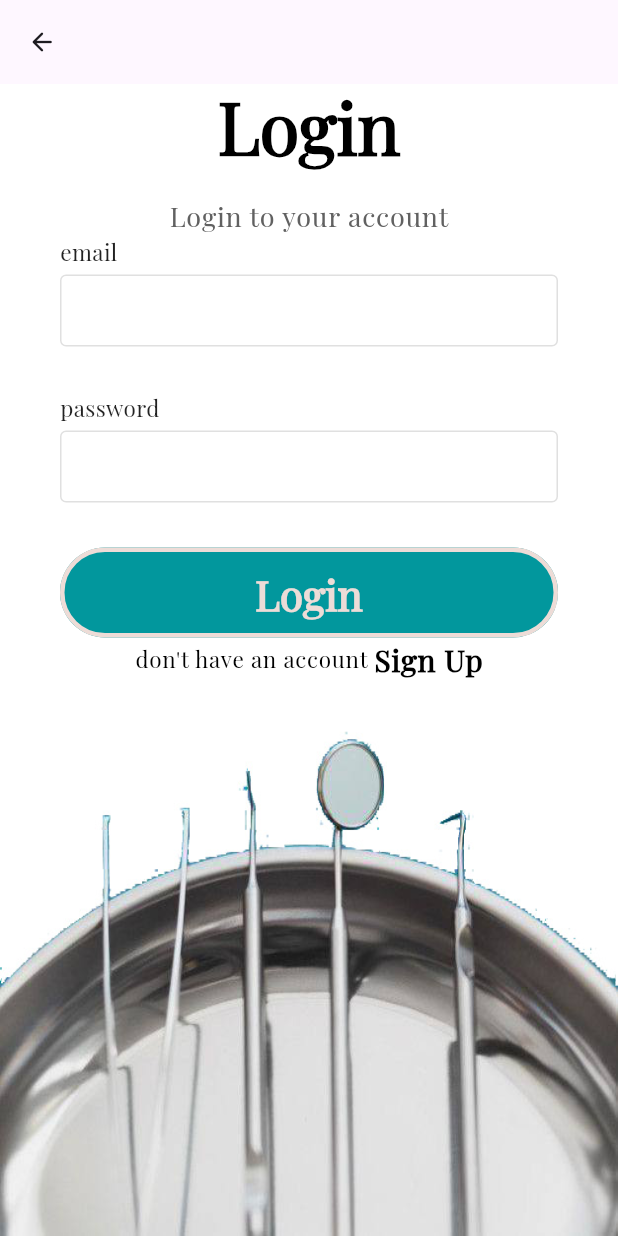
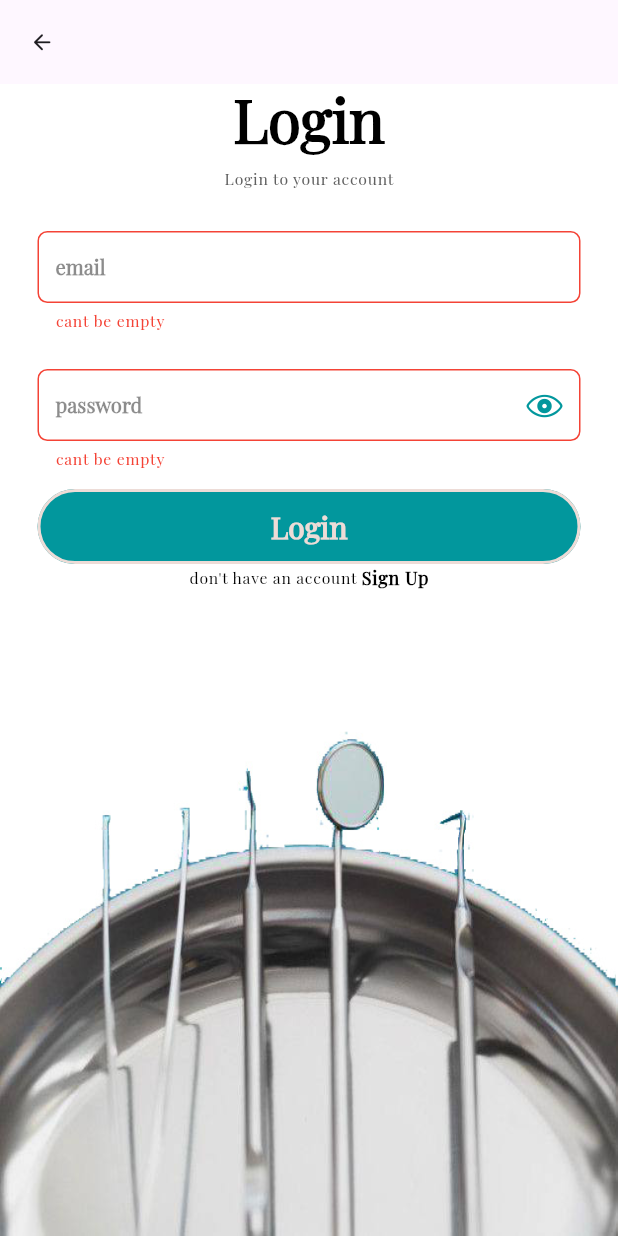
Before and after one commit to abdsyd/MediGear, a Flutter app: the LoginView screen opened by its route, after a tap on "Login", on a phone screen of 412 x 824 dp. Run offline on Flutter 3.47's test engine with Material 2 defaults, Android fonts, the phone set to English and light mode, and no system bars; our stand-ins replace get, get_storage, otp_text_field, timer_count_down; accounts and stored records are empty.

Commit message:
improved loginscreen screen

```diff
--- a/lib/main.dart
+++ b/lib/main.dart
@@ -1,6 +1,7 @@
 import 'package:flutter/material.dart';
 import 'package:get/get_navigation/src/root/get_material_app.dart';
 import 'package:hunter/routes.dart';
+import 'package:hunter/test.dart';
 import 'package:hunter/themes.dart';
 
 
@@ -16,6 +17,7 @@ class MyApp extends StatelessWidget {
       debugShowCheckedModeBanner: false,
       theme: AppTheme.englishTheme,
       getPages: routes,
+     // home: const Test(),
 
 
     );
--- a/lib/routes.dart
+++ b/lib/routes.dart
@@ -17,4 +17,5 @@ List<GetPage<dynamic>> routes = [
     name: AppRoute.register,
     page: () => const RegisterView(),
   ),
+
 ];
--- /dev/null
+++ b/lib/test.dart
@@ -0,0 +1,10 @@
+import 'package:flutter/material.dart';
+
+class Test extends StatelessWidget {
+  const Test({super.key});
+
+  @override
+  Widget build(BuildContext context) {
+    return const Placeholder();
+  }
+}
--- a/lib/themes.dart
+++ b/lib/themes.dart
@@ -7,10 +7,10 @@ class AppTheme {
     fontFamily: 'PlayfairDisplay',
     textTheme: const TextTheme(
       displayMedium: TextStyle(
-          fontWeight: FontWeight.bold, fontSize: 28, color: AppColors.myWhite),
+          fontWeight: FontWeight.bold, fontSize: 20, color: AppColors.myWhite),
       displayLarge: TextStyle(
-          fontWeight: FontWeight.bold, fontSize: 48, color: AppColors.myWhite),
-      bodyLarge: TextStyle(height: 1.5, color: AppColors.myWhite, fontSize: 18),
+          fontWeight: FontWeight.bold, fontSize: 40, color: AppColors.myWhite),
+      bodyLarge: TextStyle(height: 1.5, color: AppColors.myWhite, fontSize: 10.5),
     ),
     useMaterial3: true,
   );
--- a/lib/views/login_view.dart
+++ b/lib/views/login_view.dart
@@ -1,6 +1,8 @@
+import 'package:flutter/cupertino.dart';
 import 'package:flutter/material.dart';
 import 'package:get/get.dart';
 import 'package:hunter/constants/colors.dart';
+import 'package:hunter/constants/routes_name.dart';
 import 'package:hunter/controllers/login_controller.dart';
 import 'package:hunter/widgets/auth_button.dart';
 import 'package:hunter/widgets/auth_field.dart';
@@ -16,19 +18,22 @@ class LoginView extends StatelessWidget {
       resizeToAvoidBottomInset: false,
       appBar: AppBar(
         elevation: 0,
+        backgroundColor: Colors.transparent,
         leading: IconButton(
           onPressed: () {
             Get.back();
           },
           icon: const Icon(
             Icons.arrow_back_rounded,
-            size: 20,
+            size: 17,
           ),
         ),
       ),
       body: Container(
         decoration: const BoxDecoration(
-          image: DecorationImage(image: AssetImage('assets/images/MediGear2.jpg'),fit: BoxFit.fill),
+          image: DecorationImage(
+              image: AssetImage('assets/images/MediGear2.jpg'),
+              fit: BoxFit.fill),
         ),
         height: MediaQuery.of(context).size.height,
         width: double.infinity,
@@ -44,7 +49,7 @@ class LoginView extends StatelessWidget {
                       .copyWith(color: Colors.black),
                 ),
                 const SizedBox(
-                  height: 20,
+                  height:10,
                 ),
                 Text(
                   'Login to your account',
@@ -55,23 +60,58 @@ class LoginView extends StatelessWidget {
                 ),
               ],
             ),
-             Padding(
-              padding: const EdgeInsets.symmetric(horizontal: 40),
+            const SizedBox(
+              height:15,
+            ),
+            Padding(
+              padding: const EdgeInsets.symmetric(horizontal: 25),
               child: Form(
                 key: lC.loginFormKey,
-                child: const Column(
+                child: Column(
                   children: [
-                    AuthField(label: 'email', obscureText: false),
-                    AuthField(label: 'password', obscureText: true),
+                    AuthField(
+                      label: 'email',
+                      obscureText: false,
+                      textController: lC.email,
+                      keyboardType: TextInputType.emailAddress,
+                      validator: (val){
+                        return validateInput(lC.email.text, 8, 100, 'email');
+                      },
+                      onChanged: (val) {
+                        if (lC.buttonPressed) {
+                          lC.loginFormKey.currentState!.validate();
+                        }
+                      },
+                    ),
+                    GetBuilder<LoginController>(builder: (controller) => AuthField(
+                      label: 'password',
+                      obscureText: !controller.passwordVisible,
+                      icon: controller.passwordVisible ? CupertinoIcons.eye_slash : CupertinoIcons.eye,
+                      onIconPressed: (){
+                        controller.togglePasswordVisibility(!controller.passwordVisible);
+                      },
+                      textController: controller.password,
+                      keyboardType: TextInputType.text,
+                      validator: (val){
+                        return validateInput(controller.password.text, 8, 100, 'password');
+                      },
+                      onChanged: (val) {
+                        if (controller.buttonPressed) {
+                          controller.loginFormKey.currentState!.validate();
+                        }
+                      },
+                    ),)
                   ],
                 ),
               ),
             ),
             Padding(
-              padding: const EdgeInsets.symmetric(horizontal: 40),
+              padding: const EdgeInsets.symmetric(horizontal: 25),
               child: AuthButton(
                 text: 'Login',
-                onPressed: () {},
+                onPressed: () {
+                  lC.login();
+                },
                 color: AppColors.myPrimary,
               ),
             ),
@@ -80,17 +120,22 @@ class LoginView extends StatelessWidget {
               children: [
                 Text(
                   'don\'t have an account ',
-                  style: Theme.of(context).textTheme.bodyLarge!.copyWith(color: Colors.black,fontSize: 15),
+                  style: Theme.of(context)
+                      .textTheme
+                      .bodyLarge!
+                      .copyWith(color: Colors.black,),
                 ),
                 InkWell(
                   child: Text(
                     'Sign Up',
-                    style: Theme.of(context)
-                        .textTheme
-                        .bodyLarge!
-                        .copyWith(fontWeight: FontWeight.bold,color: Colors.black,fontSize: 20),
+                    style: Theme.of(context).textTheme.bodyLarge!.copyWith(
+                        fontWeight: FontWeight.bold,
+                        color: Colors.black,
+                        fontSize: 12,),
                   ),
-                  onTap: (){},
+                  onTap: () {
+                    Get.offAllNamed(AppRoute.register);
+                  },
                 ),
               ],
             ),
--- a/lib/widgets/auth_button.dart
+++ b/lib/widgets/auth_button.dart
@@ -14,12 +14,12 @@ class AuthButton extends StatelessWidget {
   Widget build(BuildContext context) {
     return MaterialButton(
       minWidth: double.infinity,
-      height: 60,
+      height: 50,
       onPressed:onPressed ,
       color: color,
       elevation: 0,
       shape: RoundedRectangleBorder(
-          borderRadius: BorderRadius.circular(50),side: const BorderSide(color: AppColors.myWhite,width: 3)),
+          borderRadius: BorderRadius.circular(50),side: const BorderSide(color: AppColors.myWhite,width: 2)),
       child: Text(text,
           style: Theme.of(context).textTheme.displayMedium),
     );
--- a/lib/widgets/auth_field.dart
+++ b/lib/widgets/auth_field.dart
@@ -1,42 +1,95 @@
 import 'package:flutter/material.dart';
+import 'package:get/get.dart';
+import 'package:hunter/constants/colors.dart';
 
 class AuthField extends StatelessWidget {
   const AuthField({
     super.key,
     required this.label,
     required this.obscureText,
+    required this.textController,
+    required this.keyboardType,
+    this.validator,
+    required this.onChanged,
+    this.icon,
+    this.onIconPressed,
   });
   final String label;
   final bool obscureText;
+  final TextEditingController textController;
+  final TextInputType keyboardType;
+  final String? Function(String?)? validator;
+  final void Function(String) onChanged;
+  final void Function()? onIconPressed;
+  final IconData? icon;
 
   @override
   Widget build(BuildContext context) {
-    return Column(
-      crossAxisAlignment: CrossAxisAlignment.start,
-      children: <Widget>[
-        Text(
-          label,
-          style: const TextStyle(
-              fontSize: 15, fontWeight: FontWeight.w400, color: Colors.black87),
-        ),
-        const SizedBox(
-          height: 5,
-        ),
-        TextField(
-          obscureText: obscureText,
-          decoration: InputDecoration(
-            contentPadding:
-                const EdgeInsets.symmetric(vertical: 0, horizontal: 10),
-            enabledBorder: OutlineInputBorder(
-                borderSide: BorderSide(color: Colors.grey.shade300)),
-            border: OutlineInputBorder(
-                borderSide: BorderSide(color: Colors.grey.shade300)),
+    return Padding(
+      padding: const EdgeInsets.symmetric(vertical: 12),
+      child: TextFormField(
+        validator: validator,
+        onChanged: onChanged,
+        controller: textController,
+        cursorColor: AppColors.myPrimary,
+        obscureText: obscureText,
+        keyboardType: keyboardType,
+        style: Theme.of(context).textTheme.bodyMedium!.copyWith(fontSize: 11),
+        decoration: InputDecoration(
+          labelText: label,
+          labelStyle: Theme.of(context)
+              .textTheme
+              .displayMedium!
+              .copyWith(color: Colors.black45, fontSize: 13.5),
+          suffixIcon: IconButton(
+            onPressed: onIconPressed,
+            icon: Icon(icon),
+          ),
+          errorStyle: Theme.of(context).textTheme.bodyLarge!.copyWith(
+                color: Colors.red,
+              ),
+          suffixIconColor: AppColors.myPrimary,
+          focusedErrorBorder: OutlineInputBorder(
+            borderSide: const BorderSide(color: Colors.red),
+            borderRadius: BorderRadius.circular(6.5),
+          ),
+          errorBorder: OutlineInputBorder(
+            borderSide: const BorderSide(color: Colors.red),
+            borderRadius: BorderRadius.circular(6.5),
+          ),
+          focusedBorder: const OutlineInputBorder(
+            borderSide: BorderSide(color: AppColors.myPrimary),
+          ),
+          contentPadding:
+              const EdgeInsets.symmetric(vertical: 0, horizontal: 8),
+          enabledBorder: OutlineInputBorder(
+            borderSide: BorderSide(color: Colors.grey.shade300),
+            borderRadius: BorderRadius.circular(6.5),
           ),
         ),
-        const SizedBox(
-          height: 30,
-        ),
-      ],
+      ),
     );
   }
 }
+
+String? validateInput(String val, int min, int max, String type) {
+  if (val.trim().isEmpty) return "cant be empty";
+
+  if (type == "username") {
+    if (!GetUtils.isUsername(val)) return "not a valid user name";
+  }
+  if (type == "email") {
+    if (!GetUtils.isEmail(val)) return "not a valid email";
+  }
+  if (type == "phone") {
+    if (!GetUtils.isPhoneNumber(val)) return "not a valid phone";
+  }
+
+  if (val.isEmpty) return " cant be empty";
+
+  if (val.length < min) return " cant be smaller than $min";
+
+  if (val.length > max) return " cant be greater than $max";
+
+  return null;
+}
```
